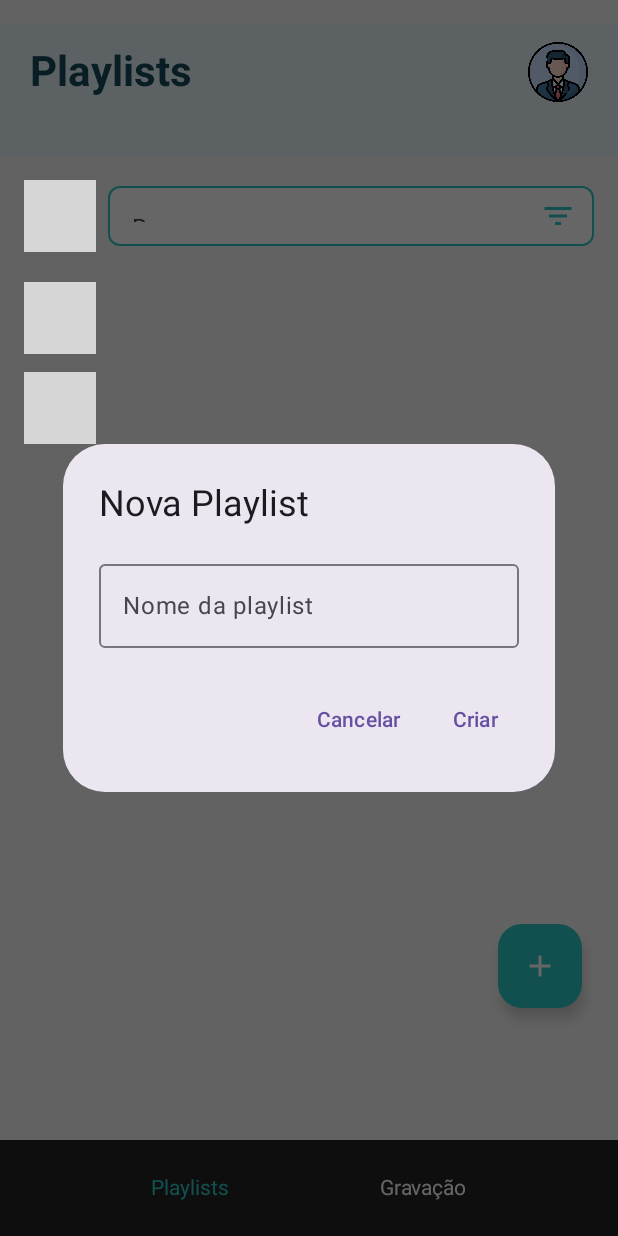
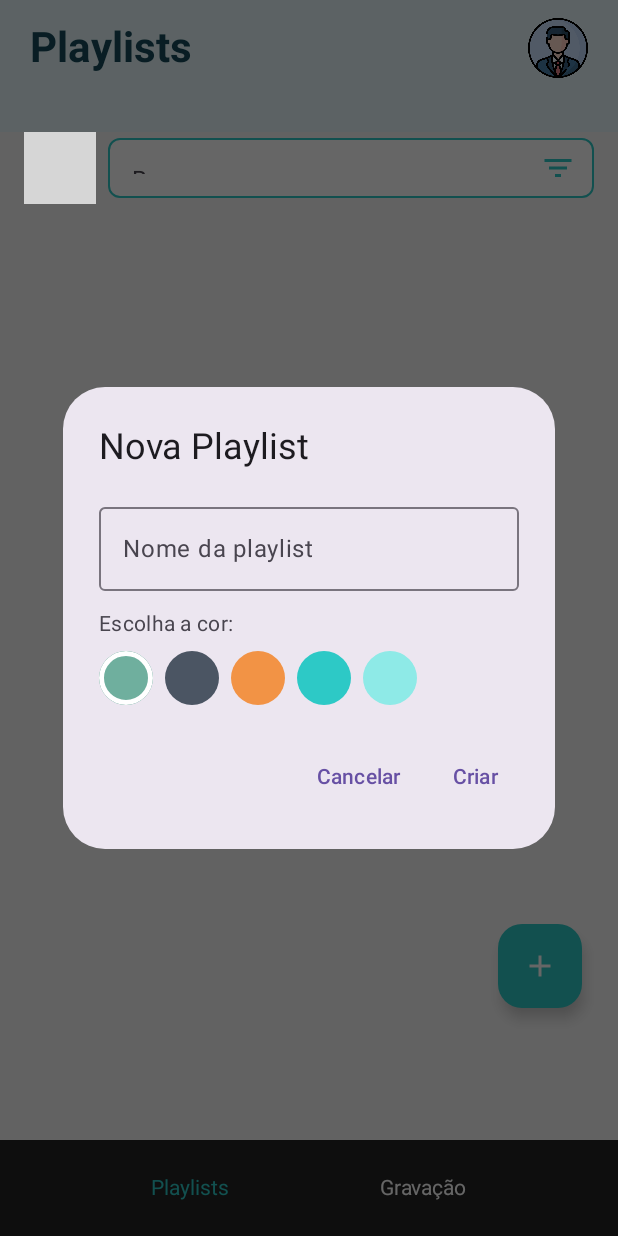
Before and after one commit to vvAi-Startup/Application_mobile, an Android app built with Jetpack Compose: the PlaylistActivity screen opened directly, with no data from a screen before it, after a tap on "Nova Playlist", on a phone screen of 412 x 824 dp. Run offline under Robolectric (Android 15) with nearby library versions, the light colour scheme and no system bars; 1 statement that could not run was skipped; grey boxes are pictures that could not be loaded.

Commit message:
feat: adicionada a função de adicionar uma cor na playlist na hora de sua criacação, adicionada a imagem de um disco para cada playlist

```diff
--- a/app/src/main/java/com/vvai/calmwave/PlaylistActivity.kt
+++ b/app/src/main/java/com/vvai/calmwave/PlaylistActivity.kt
@@ -4,6 +4,7 @@ import android.os.Bundle
 import androidx.activity.ComponentActivity
 import androidx.activity.compose.setContent
 import androidx.compose.animation.core.animateFloatAsState
+import androidx.compose.foundation.Image
 import androidx.compose.foundation.background
 import androidx.compose.foundation.clickable
 import androidx.compose.foundation.layout.*
@@ -23,8 +24,13 @@ import androidx.compose.ui.Alignment
 import androidx.compose.ui.Modifier
 import androidx.compose.ui.graphics.Color
 import androidx.compose.ui.platform.LocalContext
+import androidx.compose.ui.res.painterResource
 import androidx.compose.ui.text.font.FontWeight
 import androidx.compose.ui.unit.dp
+import androidx.compose.foundation.shape.CircleShape
+import androidx.compose.foundation.border
+import androidx.compose.ui.draw.clip
+import androidx.compose.ui.unit.sp
 import com.vvai.calmwave.components.BottomNavigationBar
 import com.vvai.calmwave.components.TopBar
 import com.vvai.calmwave.ui.components.PlaylistComponents.PlaylistCard
@@ -32,6 +38,7 @@ import com.vvai.calmwave.ui.components.PlaylistComponents.PlaylistTabs
 import com.vvai.calmwave.ui.components.PlaylistComponents.PlaylistSelectionDialog
 import com.vvai.calmwave.ui.components.PlaylistComponents.FilterSheet
 import java.io.File
+import com.vvai.calmwave.R
 
 class PlaylistActivity : ComponentActivity() {
     private lateinit var exoPlayerAudioPlayer: ExoPlayerAudioPlayer
@@ -56,6 +63,14 @@ class PlaylistActivity : ComponentActivity() {
             )
 
             val playlists = remember { mutableStateListOf<PlaylistItem>() }
+            // cores disponíveis para criação de playlist
+            val availableColors = listOf(
+                Color(0xFF6FAF9E),
+                Color(0xFF4B5563),
+                Color(0xFFF29345),
+                Color(0xFF2DC9C6),
+                Color(0xFF8EEAE7)
+            )
             val audioToPlaylistMap = remember { mutableStateMapOf<String, String>() }
             val favoriteIds = remember { mutableStateListOf<Int>() }
             var onlyFavorites by remember { mutableStateOf(false) }
@@ -98,23 +113,7 @@ class PlaylistActivity : ComponentActivity() {
                         }
                     }
                 } else {
-                    playlists.addAll(
-                        listOf(
-                            PlaylistItem(
-                                0,
-                                "Na paz pelas ruas",
-                                "22/100 ÁUDIOS",
-                                Color(0xFF6FAF9E)
-                            ),
-                            PlaylistItem(1, "Lost in sound", "22/100 ÁUDIOS", Color(0xFF4B5563)),
-                            PlaylistItem(
-                                2,
-                                "Matemática | 3º bim...",
-                                "22/100 ÁUDIOS",
-                                Color(0xFFF29345)
-                            )
-                        )
-                    )
+                    // não carregar playlists padrão — começar com lista vazia e instruir o usuário a criar
                 }
                 val audioMapJson = prefs.getString("audioToPlaylistMap", null)
                 audioToPlaylistMap.clear()
@@ -144,13 +143,15 @@ class PlaylistActivity : ComponentActivity() {
                     Box(modifier = Modifier.weight(1f)) {
                         Column(
                             modifier = Modifier
-                                .fillMaxSize()
-                                .padding(top = 16.dp),
+                                .fillMaxSize(), // removido .padding(top = 16.dp) para colar a TopBar no topo
                             horizontalAlignment = Alignment.CenterHorizontally
                         ) {
                             // Top Bar
-                            TopBar(title = "Playlists")
-                            Spacer(modifier = Modifier.height(16.dp))
+                            // colar a TopBar no topo da tela respeitando a barra de status
+                            TopBar(title = "Playlists", modifier = Modifier
+                                .fillMaxWidth()
+                                .statusBarsPadding()
+                            )
                             // Tabs and Search
                             Row(
                                 modifier = Modifier
@@ -296,7 +297,36 @@ class PlaylistActivity : ComponentActivity() {
                                     if (onlyFavorites) filteredBySearch.filter { favoriteIds.contains(it.id) } else filteredBySearch
                                 var showAddDialog by remember { mutableStateOf(false) }
                                 var newPlaylistName by remember { mutableStateOf("") }
+                                var selectedColor by remember { mutableStateOf(availableColors.first()) }
                                 Box(Modifier.fillMaxSize()) {
+                                    if (displayed.isEmpty()) {
+                                        // tela vazia amigável para crianças
+                                        Column(
+                                            modifier = Modifier
+                                                .fillMaxSize()
+                                                .padding(horizontal = 24.dp),
+                                            horizontalAlignment = Alignment.CenterHorizontally,
+                                            verticalArrangement = Arrangement.Center
+                                        ) {
+                                            Image(
+                                                painter = painterResource(id = R.drawable.disc),
+                                                contentDescription = "Disco",
+                                                modifier = Modifier.size(120.dp)
+                                            )
+                                            Spacer(modifier = Modifier.height(12.dp))
+                                            Text(
+                                                text = "Está vazio!",
+                                                style = MaterialTheme.typography.titleLarge,
+                                                fontWeight = FontWeight.Bold
+                                            )
+                                            Spacer(modifier = Modifier.height(6.dp))
+                                            Text(
+                                                text = "Toque no + para criar uma playlist",
+                                                style = MaterialTheme.typography.bodyMedium,
+                                                color = Color(0xFF6B6B6B)
+                                            )
+                                        }
+                                    } else {
                                         LazyColumn(
                                             modifier = Modifier
                                                 .fillMaxWidth()
@@ -320,17 +350,13 @@ class PlaylistActivity : ComponentActivity() {
                                                         // Muda automaticamente para aba de Áudios
                                                         selectedTab = "Áudios"
                                                         onlyFavorites = false
-                                                    // também garantir que a lista de áudios selecione o item, se necessário
                                                     },
                                                     onRename = { newName ->
-                                                    val idx =
-                                                        playlists.indexOfFirst { it.id == item.id }
+                                                        val idx = playlists.indexOfFirst { it.id == item.id }
                                                         if (idx >= 0) {
                                                             val oldName = playlists[idx].title
-                                                        playlists[idx] =
-                                                            playlists[idx].copy(title = newName)
-                                                        val updated =
-                                                            audioToPlaylistMap.mapValues { (k, v) -> if (v == oldName) newName else v }
+                                                            playlists[idx] = playlists[idx].copy(title = newName)
+                                                            val updated = audioToPlaylistMap.mapValues { (k, v) -> if (v == oldName) newName else v }
                                                             audioToPlaylistMap.clear()
                                                             audioToPlaylistMap.putAll(updated)
                                                         }
@@ -338,11 +364,11 @@ class PlaylistActivity : ComponentActivity() {
                                                     onDelete = {
                                                         val playlistName = item.title
                                                         playlists.removeAll { it.id == item.id }
-                                                    val toRemove =
-                                                        audioToPlaylistMap.filterValues { it == playlistName }.keys.toList()
+                                                        val toRemove = audioToPlaylistMap.filterValues { it == playlistName }.keys.toList()
                                                         toRemove.forEach { audioToPlaylistMap.remove(it) }
                                                     }
                                                 )
+                                            }
                                         }
                                     }
                                     FloatingActionButton(
@@ -360,34 +386,48 @@ class PlaylistActivity : ComponentActivity() {
                                             onDismissRequest = { showAddDialog = false },
                                             title = { Text("Nova Playlist") },
                                             text = {
+                                                Column {
                                                     OutlinedTextField(
                                                         value = newPlaylistName,
                                                         onValueChange = { newPlaylistName = it },
                                                         label = { Text("Nome da playlist") }
                                                     )
+                                                    Spacer(modifier = Modifier.height(12.dp))
+                                                    Text(text = "Escolha a cor:", style = MaterialTheme.typography.bodyMedium)
+                                                    Spacer(modifier = Modifier.height(8.dp))
+                                                    Row(horizontalArrangement = Arrangement.spacedBy(8.dp)) {
+                                                        availableColors.forEach { c ->
+                                                            Box(
+                                                                modifier = Modifier
+                                                                    .size(36.dp)
+                                                                    .clip(CircleShape)
+                                                                    .background(c)
+                                                                    .border(
+                                                                        width = if (selectedColor == c) 3.dp else 1.dp,
+                                                                        color = if (selectedColor == c) Color.White else Color.Transparent,
+                                                                        shape = CircleShape
+                                                                    )
+                                                                    .clickable { selectedColor = c }
+                                                            )
+                                                        }
+                                                    }
+                                                }
                                             },
                                             confirmButton = {
                                                 TextButton(onClick = {
                                                     if (newPlaylistName.isNotBlank()) {
                                                         val nextId =
                                                             (playlists.maxOfOrNull { it.id } ?: 0) + 1
-                                                        val colors = listOf(
-                                                            Color(0xFF6FAF9E),
-                                                            Color(0xFF4B5563),
-                                                            Color(0xFFF29345),
-                                                            Color(0xFF2DC9C6),
-                                                            Color(0xFF8EEAE7)
-                                                        )
-                                                        val color = colors.random()
                                                         playlists.add(
                                                             PlaylistItem(
                                                                 nextId,
                                                                 newPlaylistName,
-                                                                "0/100 ÁUDIOS",
-                                                                color
+                                                                "0/0 ÁUDIOS",
+                                                                selectedColor
                                                             )
                                                         )
                                                         newPlaylistName = ""
+                                                        selectedColor = availableColors.first()
                                                         showAddDialog = false
                                                     }
                                                 }) { Text("Criar") }
--- a/app/src/main/java/com/vvai/calmwave/ui/components/TopBar.kt
+++ b/app/src/main/java/com/vvai/calmwave/ui/components/TopBar.kt
@@ -14,9 +14,9 @@ import androidx.compose.foundation.Image
 import com.vvai.calmwave.R
 
 @Composable
-fun TopBar(title: String) {
+fun TopBar(title: String, modifier: Modifier = Modifier) {
     Box(
-        modifier = Modifier
+        modifier = modifier
             .fillMaxWidth()
             .background(Color(0xFFE6F7FA))
             .padding(vertical = 12.dp)
```
Also changed, not shown: app/src/main/java/com/vvai/calmwave/ui/components/PlaylistComponents/PlaylistCard.kt (+15 -1 lines), app/src/main/res/drawable/disc.png (added). Lines whose indentation alone changed are shown as unchanged.
